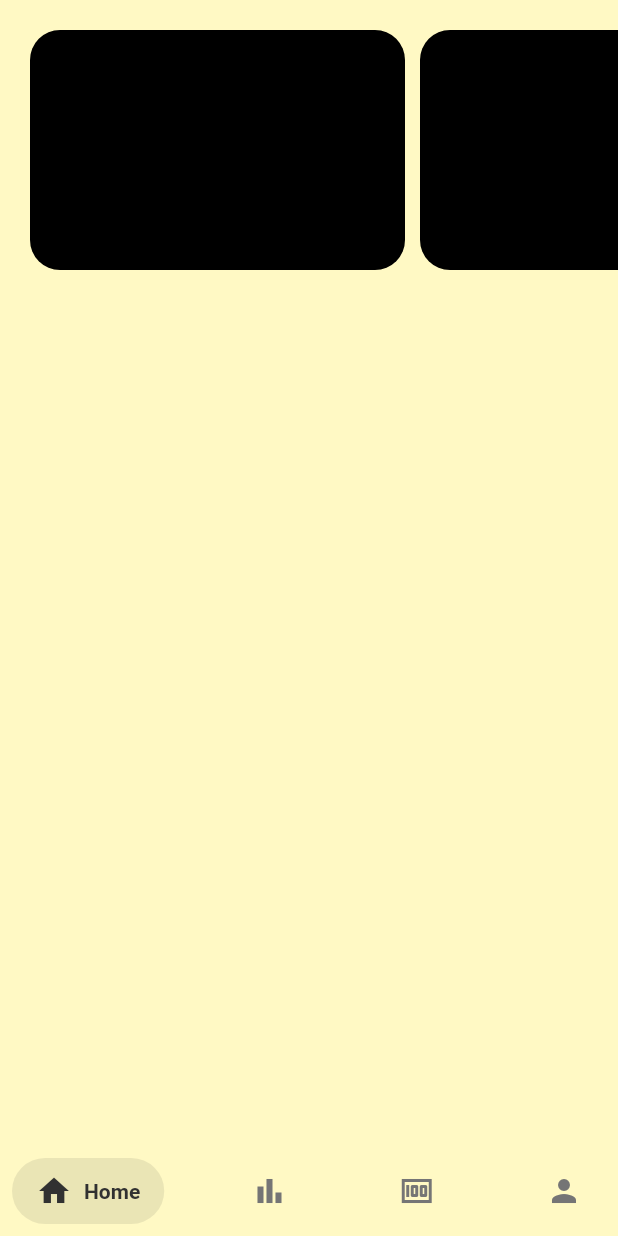
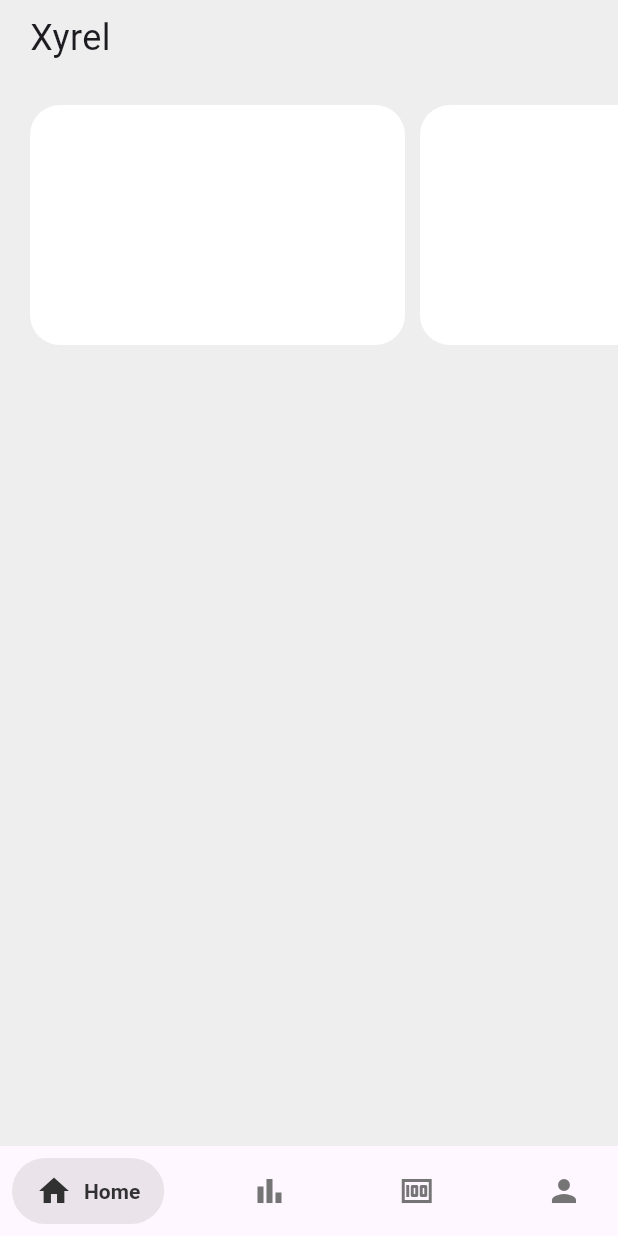
Before and after one commit to XyrelTenz/Budget-Tracker-System, a Flutter app: the screen it shows after launch, on a phone screen of 412 x 824 dp. Run offline on Flutter 3.47's test engine with Material 3 defaults, Android fonts, the phone set to English and light mode, and no system bars; drawn by our look-alikes of salomon_bottom_bar.

Commit message:
New Layout

```diff
--- a/lib/screen/home_screen.dart
+++ b/lib/screen/home_screen.dart
@@ -12,11 +12,18 @@ class _HomeScreenState extends State<HomeScreen> {
   @override
   Widget build(BuildContext context) {
     return Scaffold(
-      backgroundColor: Colors.yellow[100],
+      backgroundColor: Colors.grey[200],
       body: SafeArea(
         child: SingleChildScrollView(
           child: Column(
             children: <Widget>[
+              Row(
+                mainAxisAlignment: MainAxisAlignment.start,
+                children: <Widget>[
+                  Padding(padding: EdgeInsetsGeometry.only(top: 50, left: 20)),
+                  Text("Xyrel", style: TextStyle(fontSize: 24)),
+                ],
+              ),
               SizedBox(
                 height: 200,
                 child: ListView.separated(
--- a/lib/widget/cards_widget.dart
+++ b/lib/widget/cards_widget.dart
@@ -8,7 +8,7 @@ class CardItem extends StatelessWidget {
     return Container(
       width: 250,
       decoration: BoxDecoration(
-        color: Colors.black,
+        color: Colors.white,
         borderRadius: BorderRadius.circular(20),
       ),
     );
--- a/lib/widget/navigation_widget.dart
+++ b/lib/widget/navigation_widget.dart
@@ -23,7 +23,6 @@ class _NavigationBarState extends State<NavigationWidget> {
   @override
   Widget build(BuildContext context) {
     return Scaffold(
-      backgroundColor: Colors.yellow[100],
       body: _homeScreen[_selectedIndex],
       bottomNavigationBar: SalomonBottomBar(
         currentIndex: _selectedIndex,
```
